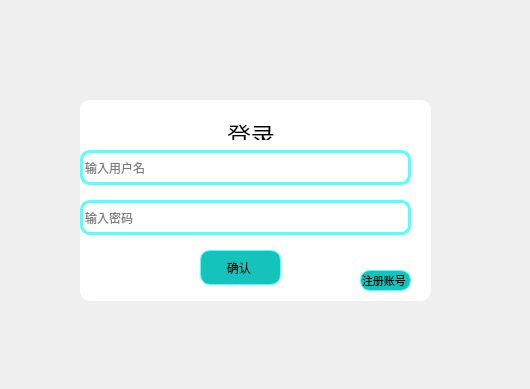
Qt form ClientUI/Login.ui (IDMoquan/Chatting_Room) before a commit.
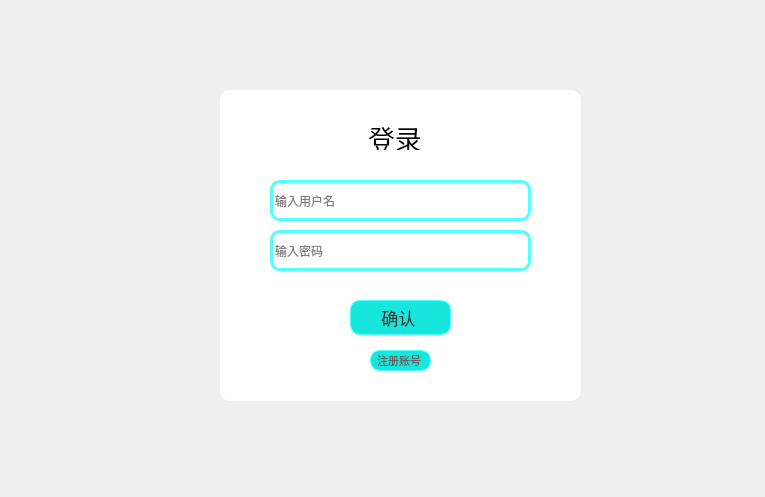
The same form after that commit.

What changed in the file:
```diff
--- a/ClientUI/Login.ui
+++ b/ClientUI/Login.ui
@@ -6,8 +6,8 @@
    <rect>
     <x>0</x>
     <y>0</y>
-    <width>530</width>
-    <height>389</height>
+    <width>765</width>
+    <height>497</height>
    </rect>
   </property>
   <property name="windowTitle">
@@ -19,10 +19,10 @@
   <widget class="QWidget" name="widget" native="true">
    <property name="geometry">
     <rect>
-     <x>80</x>
-     <y>100</y>
-     <width>351</width>
-     <height>201</height>
+     <x>220</x>
+     <y>90</y>
+     <width>361</width>
+     <height>311</height>
     </rect>
    </property>
    <property name="styleSheet">
@@ -38,9 +38,9 @@
     <property name="geometry">
      <rect>
       <x>140</x>
-      <y>10</y>
-      <width>61</width>
-      <height>31</height>
+      <y>20</y>
+      <width>71</width>
+      <height>41</height>
      </rect>
     </property>
     <property name="sizePolicy">
@@ -57,8 +57,8 @@
     </property>
     <property name="font">
      <font>
-      <family>幼圆</family>
-      <pointsize>18</pointsize>
+      <family>微软雅黑</family>
+      <pointsize>20</pointsize>
       <italic>false</italic>
       <bold>false</bold>
      </font>
@@ -86,17 +86,16 @@
    <widget class="QLineEdit" name="lineEdit">
     <property name="geometry">
      <rect>
-      <x>0</x>
-      <y>50</y>
-      <width>331</width>
-      <height>35</height>
+      <x>50</x>
+      <y>90</y>
+      <width>261</width>
+      <height>41</height>
      </rect>
     </property>
-    <property name="minimumSize">
-     <size>
-      <width>300</width>
-      <height>35</height>
-     </size>
+    <property name="font">
+     <font>
+      <family>微软雅黑</family>
+     </font>
     </property>
     <property name="autoFillBackground">
      <bool>false</bool>
@@ -106,6 +105,7 @@
     border-radius: 10px; /* 设置边框圆角为10像素 */
     border: 3px solid rgb(85, 255, 255); /* 设置边框颜色和宽度 */
     background-color: transparent; /* 设置背景透明 */
+	color : rgb(0, 0, 0);
 }
 </string>
     </property>
@@ -116,10 +116,10 @@
    <widget class="QLineEdit" name="lineEdit_2">
     <property name="geometry">
      <rect>
-      <x>0</x>
-      <y>100</y>
-      <width>331</width>
-      <height>35</height>
+      <x>50</x>
+      <y>140</y>
+      <width>261</width>
+      <height>41</height>
      </rect>
     </property>
     <property name="sizePolicy">
@@ -128,11 +128,10 @@
       <verstretch>0</verstretch>
      </sizepolicy>
     </property>
-    <property name="minimumSize">
-     <size>
-      <width>300</width>
-      <height>35</height>
-     </size>
+    <property name="font">
+     <font>
+      <family>微软雅黑</family>
+     </font>
     </property>
     <property name="cursor">
      <cursorShape>IBeamCursor</cursorShape>
@@ -145,6 +144,7 @@
     border-radius: 10px; /* 设置边框圆角为10像素 */
     border: 3px solid rgb(85, 255, 255); /* 设置边框颜色和宽度 */
     background-color: transparent; /* 设置背景透明 */
+	color : rgb(0, 0, 0);
 }
 </string>
     </property>
@@ -158,9 +158,9 @@
    <widget class="QPushButton" name="pushButton">
     <property name="geometry">
      <rect>
-      <x>120</x>
-      <y>150</y>
-      <width>81</width>
+      <x>130</x>
+      <y>210</y>
+      <width>101</width>
       <height>35</height>
      </rect>
     </property>
@@ -176,6 +176,12 @@
       <height>35</height>
      </size>
     </property>
+    <property name="font">
+     <font>
+      <family>微软雅黑</family>
+      <pointsize>13</pointsize>
+     </font>
+    </property>
     <property name="tabletTracking">
      <bool>true</bool>
     </property>
@@ -190,9 +196,9 @@
     padding: 0px; /* 可以根据需要调整内边距 */
     border: 1px solid rgb(85, 255, 255); /* 可以根据需要调整边框 */
     text-align: center;
-	color:rgb(0, 0, 0);
+	color:rgb(56, 56, 56);
     border-radius: 10px; /* 设置边框圆角为10像素 */
-	background-color:rgb(20, 196, 188);
+	background-color: rgb(23, 230, 220);
 }
 QPushButton:hover {
     background-color: #f0f0f0; /* 鼠标悬停时的背景色 */
@@ -209,9 +215,9 @@
    <widget class="QPushButton" name="pushButton_2">
     <property name="geometry">
      <rect>
-      <x>280</x>
-      <y>170</y>
-      <width>51</width>
+      <x>150</x>
+      <y>260</y>
+      <width>61</width>
       <height>21</height>
      </rect>
     </property>
@@ -227,6 +233,12 @@
       <height>0</height>
      </size>
     </property>
+    <property name="font">
+     <font>
+      <family>微软雅黑</family>
+      <pointsize>8</pointsize>
+     </font>
+    </property>
     <property name="autoFillBackground">
      <bool>false</bool>
     </property>
@@ -236,9 +248,9 @@
     border: 1px solid rgb(85, 255, 255); /* 可以根据需要调整边框 */
     text-align: center;
 	font-size: 8pt;
-	color: rgb(0,0,0);
+	color: rgb(95, 95, 95);
     border-radius: 10px; /* 设置边框圆角为10像素 */
-	background-color: rgb(20, 196, 188);
+	background-color: rgb(23, 230, 220);
 }
 QPushButton:hover {
     background-color: #f0f0f0; /* 鼠标悬停时的背景色 */
```
Left out of the diff: 2 changed lines with no effect on the pictures.
